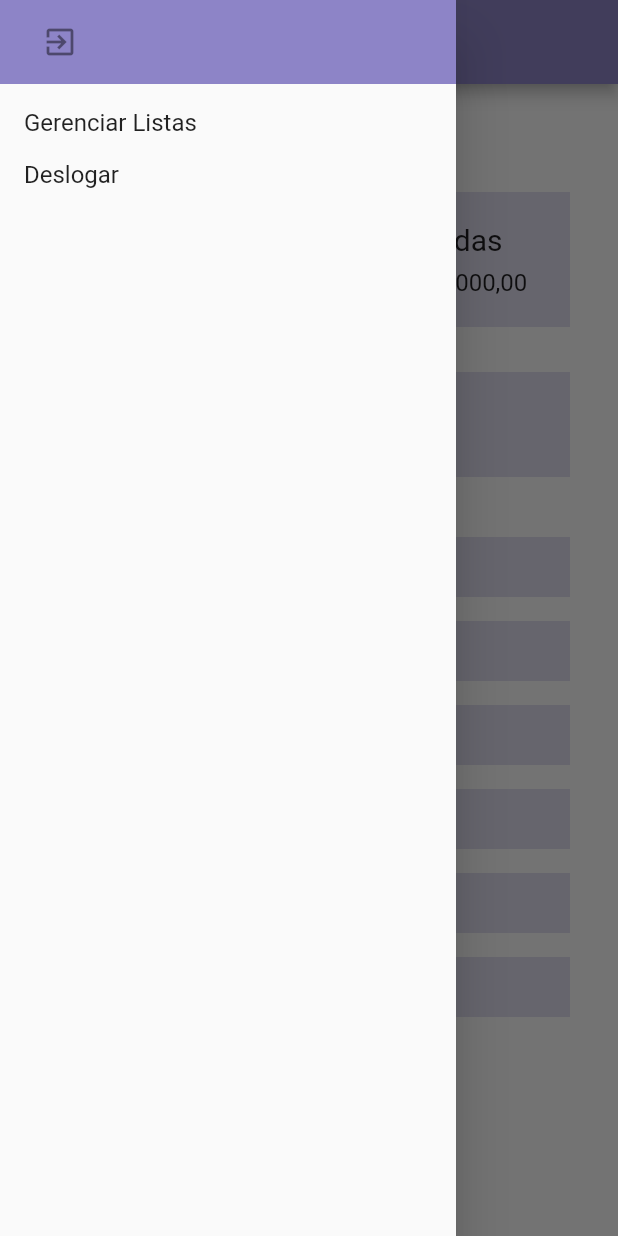
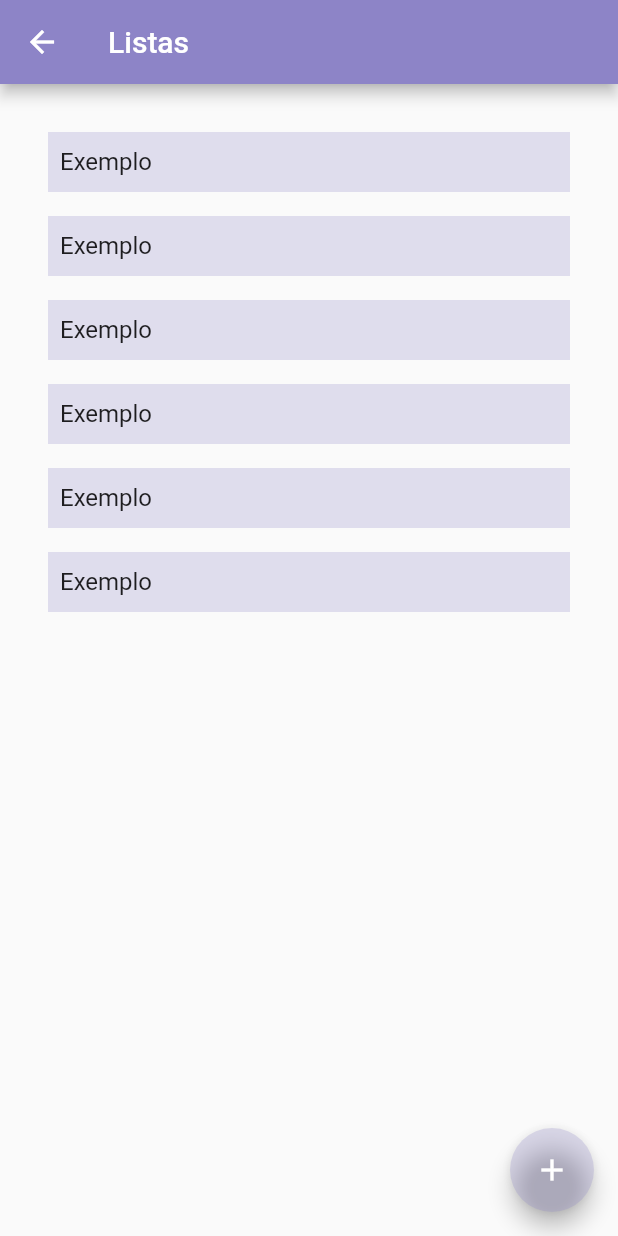
Before and after one commit to DarkBerud/Personal_App, a Flutter app: the screen it shows after launch, in the side drawer, after a tap on "Gerenciar Listas", on a phone screen of 412 x 824 dp. Run offline on Flutter 3.47's test engine with Material 2 defaults, Android fonts, the phone set to English and light mode, and no system bars; our stand-ins replace firebase_core, firebase_storage; accounts and stored records are empty.

Commit message:
Começando a implementar o gerenciador de listas

```diff
--- /dev/null
+++ b/lib/Models/listCard.dart
@@ -0,0 +1,29 @@
+import 'package:flutter/material.dart';
+
+import '../theme/colors_theme.dart';
+
+class ListCard extends StatelessWidget {
+  final String title;
+
+  const ListCard({Key? key, required this.title}) : super(key: key);
+
+  @override
+  Widget build(BuildContext context) {
+    return Padding(
+      padding: const EdgeInsets.only(bottom: 16.0),
+      child: Container(
+        alignment: AlignmentDirectional.centerStart,
+        height: 40,
+        color: ThemeColors.containerColor,
+        child: Padding(
+          padding: const EdgeInsets.only(left: 8.0),
+          child: Text(
+            title,
+            style: const TextStyle(fontSize: 16),
+            overflow: TextOverflow.ellipsis,
+          ),
+        ),
+      ),
+    );
+  }
+}
--- a/lib/main.dart
+++ b/lib/main.dart
@@ -1,6 +1,7 @@
 import 'package:flutter/material.dart';
 import 'package:firebase_core/firebase_core.dart';
 import 'package:gustavo_2_0/screens/homeScreen.dart';
+import 'package:gustavo_2_0/screens/listManagementScreen.dart';
 import 'package:gustavo_2_0/theme/default_theme.dart';
 import 'firebase_options.dart';
 import 'package:firebase_storage/firebase_storage.dart';
@@ -22,7 +23,7 @@ class VirtualAssistence extends StatelessWidget {
   Widget build(BuildContext context) {
     return MaterialApp(
       theme: DefaultTheme,
-      home: HomeScreen(),
+      home: const HomeScreen(),
     );
   }
 }
--- a/lib/screens/homeScreen.dart
+++ b/lib/screens/homeScreen.dart
@@ -1,4 +1,6 @@
 import 'package:flutter/material.dart';
+import 'package:gustavo_2_0/Models/listCard.dart';
+import 'package:gustavo_2_0/screens/listManagementScreen.dart';
 import 'package:gustavo_2_0/theme/colors_theme.dart';
 
 class HomeScreen extends StatefulWidget {
@@ -23,7 +25,7 @@ class _HomeScreenState extends State<HomeScreen> {
               color: ThemeColors.primaryColor,
               child: ListTile(
                 leading: IconButton(
-                  icon: Icon(
+                  icon: const Icon(
                     Icons.exit_to_app,
                     textDirection: TextDirection.ltr,
                   ),
@@ -41,7 +43,14 @@ class _HomeScreenState extends State<HomeScreen> {
                   Padding(
                     padding: const EdgeInsets.only(bottom: 16.0),
                     child: InkWell(
-                      onTap: () {},
+                      onTap: () {
+                        Navigator.push(
+                          context,
+                          MaterialPageRoute(
+                            builder: (context) => ListManagementScreen(),
+                          ),
+                        );
+                      },
                       child: Text(
                         "Gerenciar Listas",
                         style: TextStyle(fontSize: 16),
@@ -142,7 +151,7 @@ class _HomeScreenState extends State<HomeScreen> {
                   Padding(
                     padding: const EdgeInsets.all(4.0),
                     child: Text(
-                      "100.000,00",
+                      "R\$ 100.000,00",
                       style: TextStyle(fontSize: 20),
                     ),
                   )
@@ -150,96 +159,12 @@ class _HomeScreenState extends State<HomeScreen> {
               ),
             ),
           ),
-          Padding(
-            padding: const EdgeInsets.only(bottom: 16.0),
-            child: Container(
-              alignment: AlignmentDirectional.centerStart,
-              height: 40,
-              color: ThemeColors.containerColor,
-              child: Padding(
-                padding: const EdgeInsets.only(left: 8.0),
-                child: Text(
-                  "Depósito Material de Construção",
-                  style: TextStyle(fontSize: 16),
-                ),
-              ),
-            ),
-          ),
-          Padding(
-            padding: const EdgeInsets.only(bottom: 16.0),
-            child: Container(
-              alignment: AlignmentDirectional.centerStart,
-              height: 40,
-              color: ThemeColors.containerColor,
-              child: Padding(
-                padding: const EdgeInsets.only(left: 8.0),
-                child: Text(
-                  "Contrução Casa Mombaça",
-                  style: TextStyle(fontSize: 16),
-                ),
-              ),
-            ),
-          ),
-          Padding(
-            padding: const EdgeInsets.only(bottom: 16.0),
-            child: Container(
-              alignment: AlignmentDirectional.centerStart,
-              height: 40,
-              color: ThemeColors.containerColor,
-              child: Padding(
-                padding: const EdgeInsets.only(left: 8.0),
-                child: Text(
-                  "Despesas",
-                  style: TextStyle(fontSize: 16),
-                ),
-              ),
-            ),
-          ),
-          Padding(
-            padding: const EdgeInsets.only(bottom: 16.0),
-            child: Container(
-              alignment: AlignmentDirectional.centerStart,
-              height: 40,
-              color: ThemeColors.containerColor,
-              child: Padding(
-                padding: const EdgeInsets.only(left: 8.0),
-                child: Text(
-                  "Entradas",
-                  style: TextStyle(fontSize: 16),
-                ),
-              ),
-            ),
-          ),
-          Padding(
-            padding: const EdgeInsets.only(bottom: 16.0),
-            child: Container(
-              alignment: AlignmentDirectional.centerStart,
-              height: 40,
-              color: ThemeColors.containerColor,
-              child: Padding(
-                padding: const EdgeInsets.only(left: 8.0),
-                child: Text(
-                  "Investimentos",
-                  style: TextStyle(fontSize: 16),
-                ),
-              ),
-            ),
-          ),
-          Padding(
-            padding: const EdgeInsets.only(bottom: 16.0),
-            child: Container(
-              alignment: AlignmentDirectional.centerStart,
-              height: 40,
-              color: ThemeColors.containerColor,
-              child: Padding(
-                padding: const EdgeInsets.only(left: 8.0),
-                child: Text(
-                  "Agenda",
-                  style: TextStyle(fontSize: 16),
-                ),
-              ),
-            ),
-          ),
+          ListCard(title: "Depósito Material de Construção"),
+          ListCard(title: "Contrução Casa Mombaça"),
+          ListCard(title: "Despesas"),
+          ListCard(title: "Entradas"),
+          ListCard(title: "Investimentos"),
+          ListCard(title: "Agenda"),
         ],
       ),
     );
--- /dev/null
+++ b/lib/screens/listAddScreen.dart
@@ -0,0 +1,26 @@
+import 'package:flutter/material.dart';
+import 'package:gustavo_2_0/theme/colors_theme.dart';
+
+class ListAddScreen extends StatelessWidget {
+ final TextEditingController _nameController = TextEditingController();
+ final TextEditingController _typeController = TextEditingController();
+
+  ListAddScreen({Key? key}) : super(key: key);
+
+  @override
+  Widget build(BuildContext context) {
+    return Scaffold(
+      appBar: AppBar(
+        title: const Text("Adicionar uma nova lista"),
+        backgroundColor: ThemeColors.primaryColor,
+      ),
+      body: ListView(
+        children: [
+          TextField(
+            controller: _nameController,
+          )
+        ],
+      ),
+    );
+  }
+}
--- /dev/null
+++ b/lib/screens/listManagementScreen.dart
@@ -0,0 +1,44 @@
+import 'package:flutter/material.dart';
+import 'package:gustavo_2_0/Models/listCard.dart';
+import 'package:gustavo_2_0/screens/listAddScreen.dart';
+import 'package:gustavo_2_0/theme/colors_theme.dart';
+
+class ListManagementScreen extends StatefulWidget {
+  const ListManagementScreen({Key? key}) : super(key: key);
+
+  @override
+  State<ListManagementScreen> createState() => _ListManagementScreenState();
+}
+
+class _ListManagementScreenState extends State<ListManagementScreen> {
+  @override
+  Widget build(BuildContext context) {
+    return Scaffold(
+      appBar: AppBar(
+        title: const Text("Listas"),
+        backgroundColor: ThemeColors.primaryColor,
+      ),
+      body: ListView(
+        padding: const EdgeInsets.all(32.0),
+        children: const [
+          ListCard(title: "Exemplo"),
+          ListCard(title: "Exemplo"),
+          ListCard(title: "Exemplo"),
+          ListCard(title: "Exemplo"),
+          ListCard(title: "Exemplo"),
+          ListCard(title: "Exemplo"),
+        ],
+      ),
+      floatingActionButton: FloatingActionButton(
+        onPressed: () {
+          Navigator.push(context,
+              MaterialPageRoute(builder: (context) => ListAddScreen()));
+        },
+        backgroundColor: ThemeColors.containerColor,
+        child: const Icon(
+          Icons.add,
+        ),
+      ),
+    );
+  }
+}
```
Also changed, not shown: lib/Models/box.dart (deleted), 1 other file.
